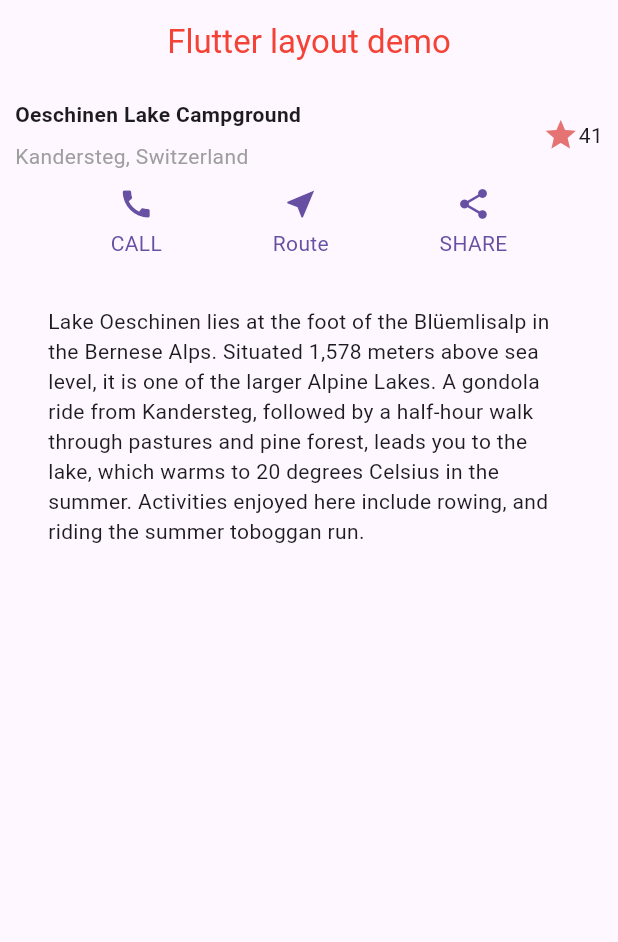
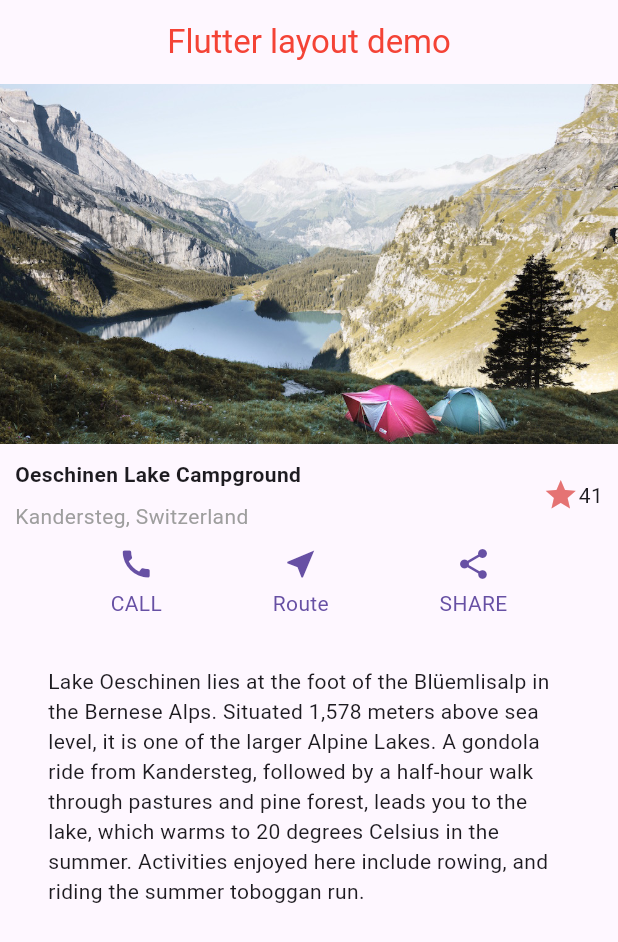
Before and after one commit to Majok-Bol/layout_demo, a Flutter app: the screen it shows after launch, on a phone screen of 412 x 824 dp. Shown: the top 942 px of the screen. Run offline on Flutter 3.47's test engine with Material 3 defaults, Android fonts, the phone set to English and light mode, and no system bars.

Commit message:
added image section to the screen layout

```diff
--- a/lib/main.dart
+++ b/lib/main.dart
@@ -14,7 +14,7 @@ class MyApp extends StatelessWidget{
       home: Scaffold(
         appBar:AppBar(title:const Text(appTitle,style: TextStyle(color: Colors.red),),centerTitle: true,),
         // backgroundColor:Colors.grey,
-        body:const SingleChildScrollView(child: Column(children: [TitleSection(name: "Oeschinen Lake Campground", location:"Kandersteg, Switzerland"),ButtonSection(),TextSection(description:'Lake Oeschinen lies at the foot of the Blüemlisalp in the '
+        body:const SingleChildScrollView(child: Column(children: [ImageSection(image: 'assets/images/lake.jpg'),TitleSection(name: "Oeschinen Lake Campground", location:"Kandersteg, Switzerland"),ButtonSection(),TextSection(description:'Lake Oeschinen lies at the foot of the Blüemlisalp in the '
             'Bernese Alps. Situated 1,578 meters above sea level, it '
             'is one of the larger Alpine Lakes. A gondola ride from '
             'Kandersteg, followed by a half-hour walk through pastures '
```
